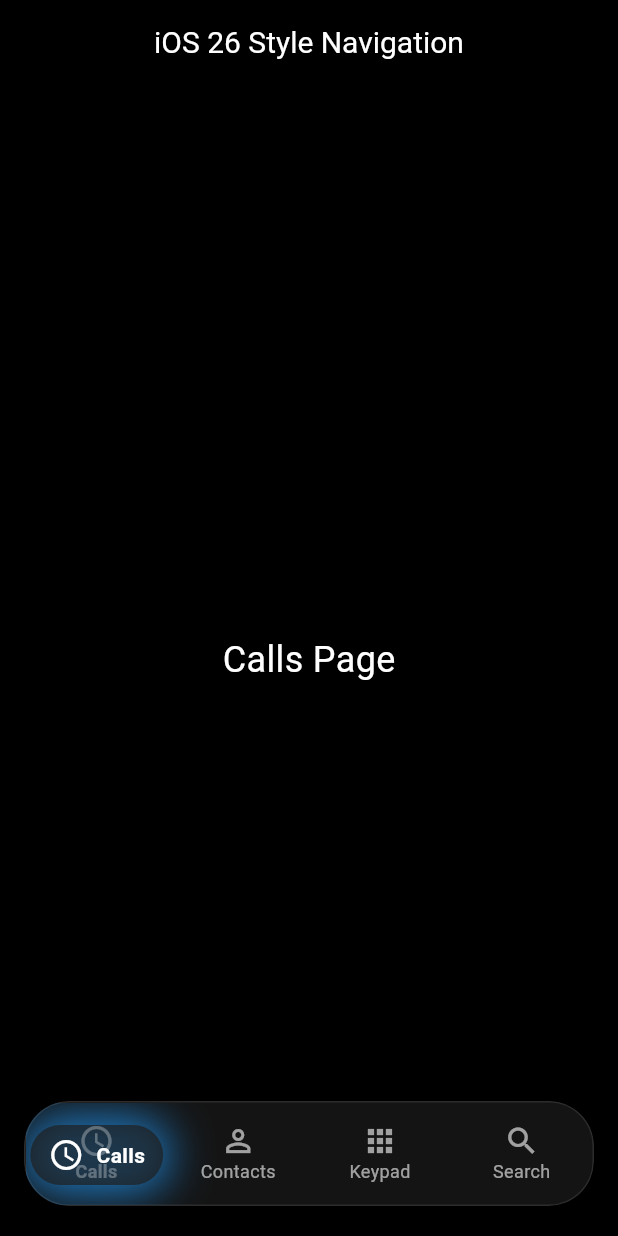
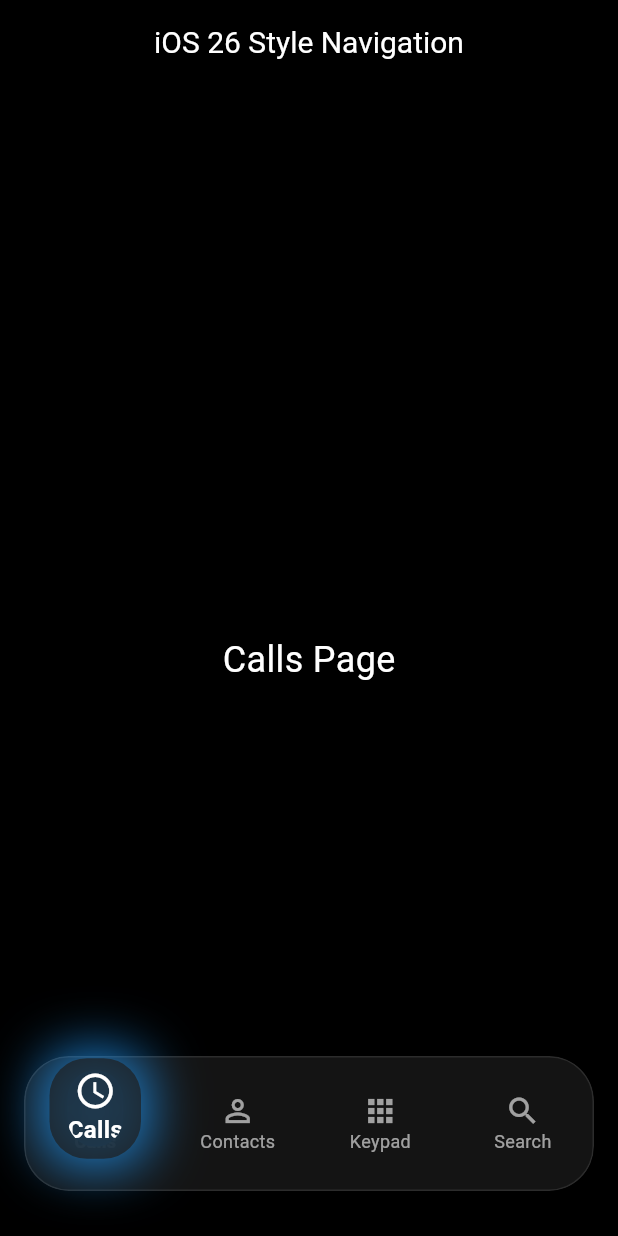
Before and after one commit to thawdezin/plutter, a Flutter app: the screen it shows after launch, on a phone screen of 412 x 824 dp. Run offline on Flutter 3.47's test engine with Material 3 defaults, Android fonts, the light colour scheme and no system bars.

Commit message:
တမျိုးလေးပဲ နီးစပ်လာသလိုလို

```diff
--- a/lib/main.dart
+++ b/lib/main.dart
@@ -131,20 +131,25 @@ class _GlassmorphicBottomNavBarState extends State<GlassmorphicBottomNavBar> {
     final double innerNavBarWidth = screenWidth - (16.0 * 2); // 16.0 padding on each side
     final double itemWidth = innerNavBarWidth / _navItemsData.length;
 
-    // Define the desired width of the draggable pill (e.g., 10% wider than a single item slot)
-    const double pillWidthFactor = 1.1; // Make pill 10% wider
+    // Define the desired width and height of the draggable pill
+    const double pillWidthFactor = 1.2; // Make pill 20% wider for more prominence
     final double pillWidth = itemWidth * pillWidthFactor;
+    const double pillHeight = 90.0; // Increased height, greater than the nav bar's 70.0 height
+
+    // Calculate the top position to center the taller pill vertically within the 70.0 high bar
+    // This value is negative because the pill starts ABOVE the main container's top edge
+    final double pillTopOffset = (70.0 - pillHeight) / 2;
 
     // Get the data for the currently selected item to display inside the pill
     final Map<String, dynamic> currentPillItemData = _navItemsData[widget.selectedIndex];
 
     return Padding(
       // Add padding to the navigation bar, pulling it away from the screen edges
-      padding: const EdgeInsets.symmetric(horizontal: 16.0, vertical: 20.0),
+      // Increase bottom padding to ensure the overflowing pill doesn't get cut off by screen edge
+      padding: const EdgeInsets.fromLTRB(16.0, 20.0, 16.0, 30.0), // Increased bottom padding
       child: GestureDetector(
         // GestureDetector on the entire navigation bar to capture horizontal drag events
         onHorizontalDragStart: (details) {
-          // Reset drag offset when a new drag starts to ensure smooth relative movement
           setState(() {
             _currentDragOffset = 0.0;
           });
@@ -153,113 +158,60 @@ class _GlassmorphicBottomNavBarState extends State<GlassmorphicBottomNavBar> {
           setState(() {
             _currentDragOffset += details.primaryDelta!; // Accumulate drag delta
 
-            // Clamp the drag offset to prevent the pill from going beyond the navigation bar limits
-            // The clamping now considers the pill's increased width for accurate bounds.
             _currentDragOffset = _currentDragOffset.clamp(
-              // Max drag to the left: negative offset covering previous items, considering pill width
               -(widget.selectedIndex * itemWidth) + (pillWidth - itemWidth) / 2,
-              // Max drag to the right: positive offset covering remaining items, considering pill width
               ((_navItemsData.length - 1 - widget.selectedIndex) * itemWidth) - (pillWidth - itemWidth) / 2,
             );
           });
         },
         onHorizontalDragEnd: (details) {
-          // Calculate the target index based on the final drag offset and item width
-          // Use a snap threshold relative to the itemWidth for consistent snapping
           final double snapThreshold = itemWidth / 2;
           int newIndex = widget.selectedIndex;
 
           if (_currentDragOffset > snapThreshold) {
-            // Dragged significantly to the right (visually moving left relative to the bar)
             newIndex = (widget.selectedIndex - (_currentDragOffset / itemWidth).round());
           } else if (_currentDragOffset < -snapThreshold) {
-            // Dragged significantly to the left (visually moving right relative to the bar)
             newIndex = (widget.selectedIndex - (_currentDragOffset / itemWidth).round());
           }
 
-          // Clamp the new index to ensure it's within valid bounds
           newIndex = newIndex.clamp(0, _navItemsData.length - 1);
 
-          // If the index has changed, notify the parent and reset drag offset
           if (newIndex != widget.selectedIndex) {
             widget.onItemTapped(newIndex);
           }
-          // Always reset drag offset after drag ends, so AnimatedPositioned snaps to the final index
           setState(() {
             _currentDragOffset = 0.0;
           });
         },
+        child: Container( // Removed ClipRRect and BackdropFilter from here
+          // The total height of this container determines the effective height of the Stack
+          // It needs to be tall enough to contain the overflowing pill
+          height: pillHeight, // Now the container height is set to pill height
+          child: Stack(
+            clipBehavior: Clip.none, // Allow children to go outside the stack's bounds
+            children: [
+              // --- Background of the Navigation Bar ---
+              Positioned.fill( // Fills the parent container
                 child: ClipRRect(
-          borderRadius: BorderRadius.circular(30.0), // Apply rounded corners to the entire bar
+                  borderRadius: BorderRadius.circular(30.0), // Rounded corners for the main bar
                   child: BackdropFilter(
-            // Apply a significant blur to the background of the entire navigation bar
-            filter: ImageFilter.blur(sigmaX: 15, sigmaY: 15),
+                    filter: ImageFilter.blur(sigmaX: 15, sigmaY: 15), // Blur for the main bar
                     child: Container(
-              height: 70, // Fixed height for the navigation bar
+                      height: 70, // Fixed height for the visible part of the navigation bar
                       decoration: BoxDecoration(
-                // Translucent background color for the bar
-                color: Colors.white.withOpacity(0.08),
+                        color: Colors.white.withOpacity(0.08), // Translucent background
                         borderRadius: BorderRadius.circular(30.0),
-                // Subtle border to give it a more defined glass edge
                         border: Border.all(color: Colors.white.withOpacity(0.1)),
-              ),
-              child: Stack(
-                children: [
-                  // Animated Draggable Indicator (The "pill")
-                  AnimatedPositioned(
-                    duration: const Duration(milliseconds: 300), // Smooth animation for snapping
-                    curve: Curves.easeInOut,
-                    // Position the pill, accounting for its wider size to keep it centered
-                    left: _getIndicatorLeftPosition(innerNavBarWidth, _navItemsData.length, pillWidth),
-                    width: pillWidth, // Pill width is now explicitly wider
-                    height: 70, // Pill height is same as nav bar height
-                    child: Center(
-                      child: Container(
-                        // Reduced horizontal padding slightly to allow the pill to look wider
-                        padding: const EdgeInsets.symmetric(horizontal: 12.0, vertical: 8.0),
-                        decoration: BoxDecoration(
-                          color: const Color(0xFF1E1E1E).withOpacity(0.7), // Darker, translucent background
-                          borderRadius: BorderRadius.circular(25.0), // Rounded corners for the pill
-                          boxShadow: [
-                            // Blue glow effect when selected, now more prominent
-                            BoxShadow(
-                              color: Colors.blue.withOpacity(0.8), // Slightly stronger glow color
-                              blurRadius: 25, // Increased blur for a bigger glow
-                              spreadRadius: 5, // Increased spread for a bigger glow
-                              offset: const Offset(0, 0),
-                            ),
-                          ],
-                        ),
-                        child: ClipRRect(
-                          borderRadius: BorderRadius.circular(25.0),
-                          child: BackdropFilter(
-                            // Apply an inner blur to the selected item itself, creating the frosted glass look
-                            filter: ImageFilter.blur(sigmaX: 5, sigmaY: 5),
-                            child: Row(
-                              mainAxisAlignment: MainAxisAlignment.center,
-                              mainAxisSize: MainAxisSize.min, // Allows content to be snug
-                              children: [
-                                Icon(currentPillItemData['icon'], color: Colors.white, size: 24), // White icon
-                                const SizedBox(width: 8), // Space between icon and text
-                                Text(
-                                  currentPillItemData['label'],
-                                  style: const TextStyle(
-                                    color: Colors.white, // White text
-                                    fontSize: 14, // Slightly larger font for selected text
-                                    fontWeight: FontWeight.bold, // Bold text
-                                  ),
-                                  overflow: TextOverflow.ellipsis, // Truncate long text with ellipsis
-                                ),
-                              ],
-                            ),
                       ),
                     ),
                   ),
                 ),
               ),
 
-                  // Navigation Items (always visible and tappable)
-                  Row(
+              // --- Navigation Items (Static) ---
+              // These items sit on top of the background, acting as tap targets
+              Positioned.fill(
+                child: Row(
                   mainAxisAlignment: MainAxisAlignment.spaceAround,
                   children: List.generate(_navItemsData.length, (index) {
                     return _buildNavItem(
@@ -269,9 +221,58 @@ class _GlassmorphicBottomNavBarState extends State<GlassmorphicBottomNavBar> {
                     );
                   }),
                 ),
+              ),
+
+              // --- Animated Draggable Indicator (The "Pill") ---
+              AnimatedPositioned(
+                duration: const Duration(milliseconds: 300), // Smooth animation for snapping
+                curve: Curves.easeInOut,
+                top: pillTopOffset, // Position vertically relative to the 70.0 height background
+                left: _getIndicatorLeftPosition(innerNavBarWidth, _navItemsData.length, pillWidth),
+                width: pillWidth, // Pill width is now explicitly wider
+                height: pillHeight, // Pill height is now explicitly taller
+                child: Center(
+                  child: Container(
+                    padding: const EdgeInsets.symmetric(horizontal: 12.0, vertical: 8.0),
+                    decoration: BoxDecoration(
+                      color: const Color(0xFF1E1E1E).withOpacity(0.7),
+                      borderRadius: BorderRadius.circular(25.0),
+                      boxShadow: [
+                        BoxShadow(
+                          color: Colors.blue.withOpacity(0.8),
+                          blurRadius: 30,
+                          spreadRadius: 6,
+                          offset: const Offset(0, 0),
+                        ),
+                      ],
+                    ),
+                    child: ClipRRect(
+                      borderRadius: BorderRadius.circular(25.0),
+                      child: BackdropFilter(
+                        filter: ImageFilter.blur(sigmaX: 8, sigmaY: 8),
+                        child: Column(
+                          mainAxisAlignment: MainAxisAlignment.center,
+                          mainAxisSize: MainAxisSize.min,
+                          children: [
+                            Icon(currentPillItemData['icon'], color: Colors.white, size: 28),
+                            const SizedBox(width: 8),
+                            Text(
+                              currentPillItemData['label'],
+                              style: const TextStyle(
+                                color: Colors.white,
+                                fontSize: 16,
+                                fontWeight: FontWeight.bold,
+                              ),
+                              overflow: TextOverflow.ellipsis,
+                            ),
                           ],
                         ),
                       ),
+                    ),
+                  ),
+                ),
+              ),
+            ],
           ),
         ),
       ),
@@ -282,24 +283,20 @@ class _GlassmorphicBottomNavBarState extends State<GlassmorphicBottomNavBar> {
   Widget _buildNavItem(IconData icon, String label, int index) {
     final bool isSelected = index == widget.selectedIndex;
     return Expanded(
-      // Allows each item to take equal available horizontal space
       child: GestureDetector(
-        onTap: () => widget.onItemTapped(index), // Handle tap to change selected index
+        onTap: () => widget.onItemTapped(index),
         child: Column(
-          // Centering the item content within its expanded space
           mainAxisAlignment: MainAxisAlignment.center,
           children: [
             Icon(
               icon,
-              // Faded white when selected, showing through the pill (watery effect)
-              color: Colors.white.withOpacity(isSelected ? 0.3 : 0.6),
+              color: Colors.white.withOpacity(isSelected ? 0.2 : 0.6),
               size: 24,
             ),
             Text(
               label,
-              // Faded white when selected, showing through the pill (watery effect)
               style: TextStyle(
-                color: Colors.white.withOpacity(isSelected ? 0.3 : 0.6),
+                color: Colors.white.withOpacity(isSelected ? 0.2 : 0.6),
                 fontSize: 12,
                 fontWeight: isSelected ? FontWeight.bold : FontWeight.normal,
               ),
```
Also changed, not shown: 1 other file. Lines whose indentation alone changed are shown as unchanged.
